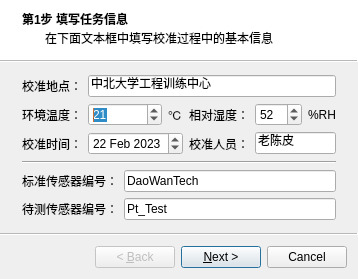
Old version of the form wizard/wizard.ui in the repository m-RNA/TemperatureSelfCorrectionBasedOnQtSerial.
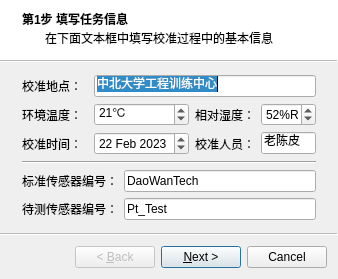
New version of the form. Custom widgets are drawn as their Qt base class.

Commit message: 优化：直接在spinBox里有单位

Diff of the .ui file:
```diff
--- a/wizard/wizard.ui
+++ b/wizard/wizard.ui
@@ -27,6 +27,33 @@
     <string>在下面文本框中填写校准过程中的基本信息</string>
    </property>
    <layout class="QGridLayout" name="gridLayout_4">
+    <item row="3" column="0" colspan="6">
+     <widget class="Line" name="line">
+      <property name="orientation">
+       <enum>Qt::Horizontal</enum>
+      </property>
+     </widget>
+    </item>
+    <item row="2" column="0">
+     <widget class="QLabel" name="label_8">
+      <property name="sizePolicy">
+       <sizepolicy hsizetype="Preferred" vsizetype="Preferred">
+        <horstretch>0</horstretch>
+        <verstretch>0</verstretch>
+       </sizepolicy>
+      </property>
+      <property name="text">
+       <string>校准时间：</string>
+      </property>
+     </widget>
+    </item>
+    <item row="0" column="2" colspan="4">
+     <widget class="QLineEdit" name="lePlace">
+      <property name="text">
+       <string>中北大学工程训练中心</string>
+      </property>
+     </widget>
+    </item>
     <item row="0" column="0">
      <widget class="QLabel" name="label_5">
       <property name="sizePolicy">
@@ -47,137 +74,14 @@
       </property>
      </widget>
     </item>
-    <item row="1" column="1">
-     <layout class="QHBoxLayout" name="horizontalLayout_2">
-      <item>
-       <widget class="QSpinBox" name="spbxTemp">
-        <property name="sizePolicy">
-         <sizepolicy hsizetype="Expanding" vsizetype="Fixed">
-          <horstretch>0</horstretch>
-          <verstretch>0</verstretch>
-         </sizepolicy>
-        </property>
-        <property name="minimum">
-         <number>-274</number>
-        </property>
-        <property name="maximum">
-         <number>2000</number>
-        </property>
-        <property name="value">
-         <number>21</number>
-        </property>
-       </widget>
-      </item>
-      <item>
-       <widget class="QLabel" name="label_16">
-        <property name="sizePolicy">
-         <sizepolicy hsizetype="Preferred" vsizetype="Preferred">
-          <horstretch>0</horstretch>
-          <verstretch>0</verstretch>
-         </sizepolicy>
-        </property>
-        <property name="text">
-         <string>℃</string>
-        </property>
-       </widget>
-      </item>
-     </layout>
-    </item>
-    <item row="1" column="2">
-     <widget class="QLabel" name="label_7">
-      <property name="text">
-       <string>相对湿度：</string>
-      </property>
-     </widget>
-    </item>
-    <item row="1" column="3">
-     <layout class="QHBoxLayout" name="horizontalLayout_3">
-      <item>
-       <widget class="QSpinBox" name="spbxRH">
-        <property name="sizePolicy">
-         <sizepolicy hsizetype="Expanding" vsizetype="Fixed">
-          <horstretch>0</horstretch>
-          <verstretch>0</verstretch>
-         </sizepolicy>
-        </property>
-        <property name="maximum">
-         <number>100</number>
-        </property>
-        <property name="value">
-         <number>52</number>
-        </property>
-       </widget>
-      </item>
-      <item>
-       <widget class="QLabel" name="label_15">
-        <property name="sizePolicy">
-         <sizepolicy hsizetype="Preferred" vsizetype="Preferred">
-          <horstretch>0</horstretch>
-          <verstretch>0</verstretch>
-         </sizepolicy>
-        </property>
-        <property name="text">
-         <string>%RH</string>
-        </property>
-       </widget>
-      </item>
-     </layout>
-    </item>
-    <item row="2" column="0">
-     <widget class="QLabel" name="label_8">
-      <property name="sizePolicy">
-       <sizepolicy hsizetype="Preferred" vsizetype="Preferred">
-        <horstretch>0</horstretch>
-        <verstretch>0</verstretch>
-       </sizepolicy>
-      </property>
-      <property name="text">
-       <string>校准时间：</string>
-      </property>
-     </widget>
-    </item>
-    <item row="2" column="1">
-     <widget class="QDateEdit" name="dateEdit">
-      <property name="sizePolicy">
-       <sizepolicy hsizetype="Preferred" vsizetype="Fixed">
-        <horstretch>0</horstretch>
-        <verstretch>0</verstretch>
-       </sizepolicy>
-      </property>
-      <property name="date">
-       <date>
-        <year>2023</year>
-        <month>2</month>
-        <day>22</day>
-       </date>
-      </property>
-     </widget>
-    </item>
-    <item row="2" column="2">
+    <item row="2" column="3">
      <widget class="QLabel" name="label_10">
       <property name="text">
        <string>校准人员：</string>
       </property>
      </widget>
     </item>
-    <item row="2" column="3">
-     <widget class="QLineEdit" name="leOperator">
-      <property name="text">
-       <string>老陈皮</string>
-      </property>
-      <property name="placeholderText">
-       <string>姓名</string>
-      </property>
-     </widget>
-    </item>
-    <item row="3" column="0" colspan="4">
-     <widget class="Line" name="line">
-      <property name="orientation">
-       <enum>Qt::Horizontal</enum>
-      </property>
-     </widget>
-    </item>
-    <item row="4" column="0" colspan="4">
+    <item row="4" column="0" colspan="6">
      <layout class="QHBoxLayout" name="horizontalLayout_5">
       <item>
        <widget class="QLabel" name="label_11">
@@ -204,7 +108,31 @@
       </item>
      </layout>
     </item>
-    <item row="5" column="0" colspan="4">
+    <item row="2" column="2">
+     <widget class="QDateEdit" name="dateEdit">
+      <property name="sizePolicy">
+       <sizepolicy hsizetype="Preferred" vsizetype="Fixed">
+        <horstretch>0</horstretch>
+        <verstretch>0</verstretch>
+       </sizepolicy>
+      </property>
+      <property name="date">
+       <date>
+        <year>2023</year>
+        <month>2</month>
+        <day>22</day>
+       </date>
+      </property>
+     </widget>
+    </item>
+    <item row="1" column="3">
+     <widget class="QLabel" name="label_7">
+      <property name="text">
+       <string>相对湿度：</string>
+      </property>
+     </widget>
+    </item>
+    <item row="5" column="0" colspan="6">
      <layout class="QHBoxLayout" name="horizontalLayout_4">
       <item>
        <widget class="QLabel" name="label_12">
@@ -225,10 +153,57 @@
       </item>
      </layout>
     </item>
-    <item row="0" column="1" colspan="3">
-     <widget class="QLineEdit" name="lePlace">
+    <item row="1" column="2">
+     <widget class="QSpinBox" name="spbxTemp">
+      <property name="sizePolicy">
+       <sizepolicy hsizetype="Expanding" vsizetype="Fixed">
+        <horstretch>0</horstretch>
+        <verstretch>0</verstretch>
+       </sizepolicy>
+      </property>
+      <property name="suffix">
+       <string>℃</string>
+      </property>
+      <property name="prefix">
+       <string/>
+      </property>
+      <property name="minimum">
+       <number>-274</number>
+      </property>
+      <property name="maximum">
+       <number>2000</number>
+      </property>
+      <property name="value">
+       <number>21</number>
+      </property>
+     </widget>
+    </item>
+    <item row="1" column="4" colspan="2">
+     <widget class="QSpinBox" name="spbxRH">
+      <property name="sizePolicy">
+       <sizepolicy hsizetype="Expanding" vsizetype="Fixed">
+        <horstretch>0</horstretch>
+        <verstretch>0</verstretch>
+       </sizepolicy>
+      </property>
+      <property name="suffix">
+       <string>%RH</string>
+      </property>
+      <property name="maximum">
+       <number>100</number>
+      </property>
+      <property name="value">
+       <number>52</number>
+      </property>
+     </widget>
+    </item>
+    <item row="2" column="4" colspan="2">
+     <widget class="QLineEdit" name="leOperator">
       <property name="text">
-       <string>中北大学工程训练中心</string>
+       <string>老陈皮</string>
+      </property>
+      <property name="placeholderText">
+       <string>姓名</string>
       </property>
      </widget>
     </item>
```
